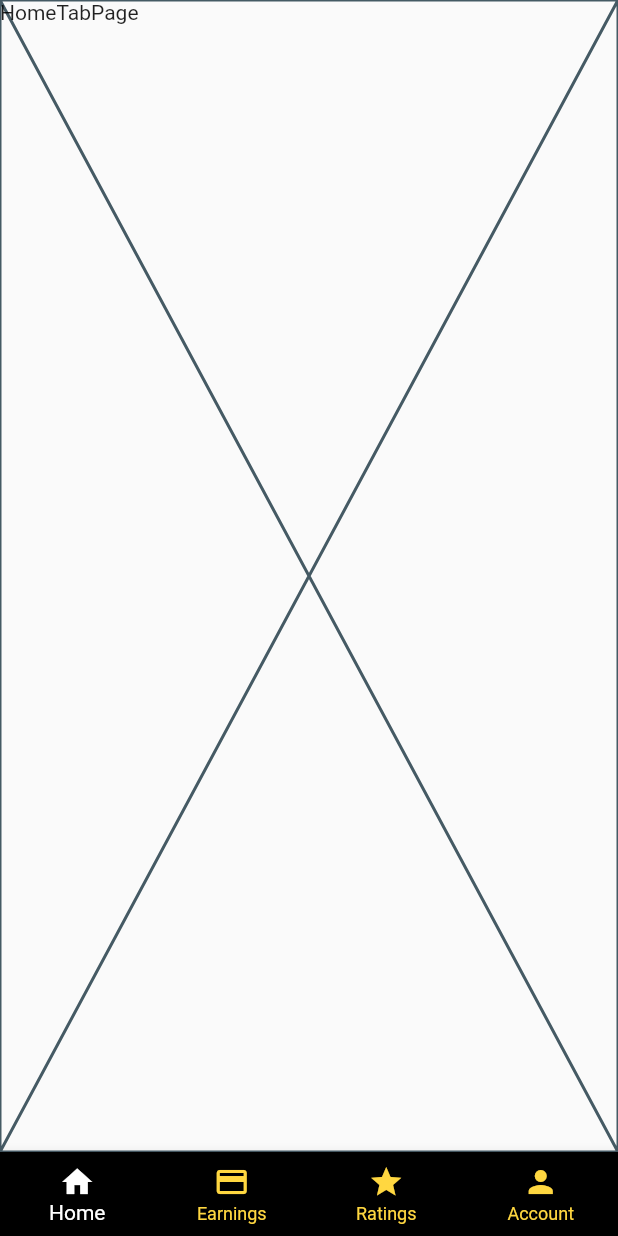
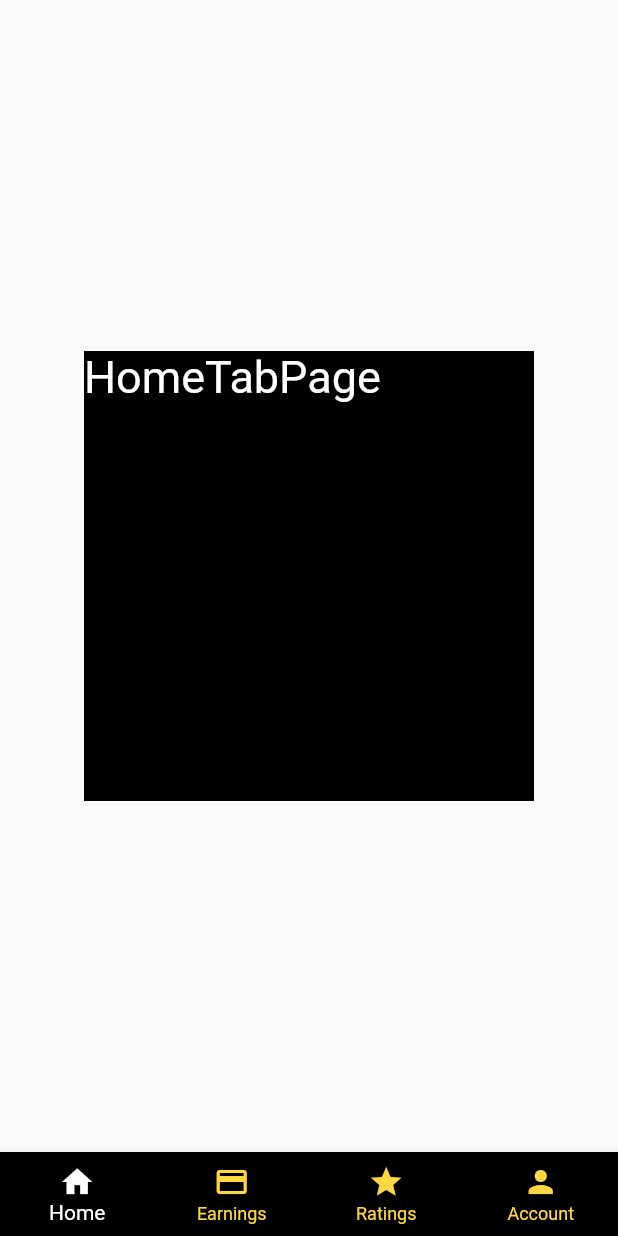
Before and after one commit to Devsaci/driver_app_ma2023, a Flutter app: the screen it shows after launch, on a phone screen of 412 x 824 dp. Run offline on Flutter 3.47's test engine with Material 2 defaults, Android fonts, the phone set to English and light mode, and no system bars.

Commit message:
Container / Colors

```diff
--- a/lib/tabPages/home_tab.dart
+++ b/lib/tabPages/home_tab.dart
@@ -1,10 +1,21 @@
 import 'package:flutter/cupertino.dart';
+import 'package:flutter/material.dart';
 
 class HomeTabPage extends StatelessWidget {
   const HomeTabPage({Key? key}) : super(key: key);
 
   @override
   Widget build(BuildContext context) {
-    return const Placeholder(child: Text("HomeTabPage"),);
+    return Center(
+      child: Container(
+        height: 300,
+        width: 300,
+        color: Colors.black,
+        child: const Text(
+          "HomeTabPage",
+          style: TextStyle(color: Colors.white, fontSize: 30),
+        ),
+      ),
+    );
   }
 }
```
Also changed, not shown: lib/tabPages/earning_tab.dart (+11 -1 lines), lib/tabPages/profile_tab.dart (+11 -1 lines), lib/tabPages/ratings_tab.dart (+12 -1 lines).
